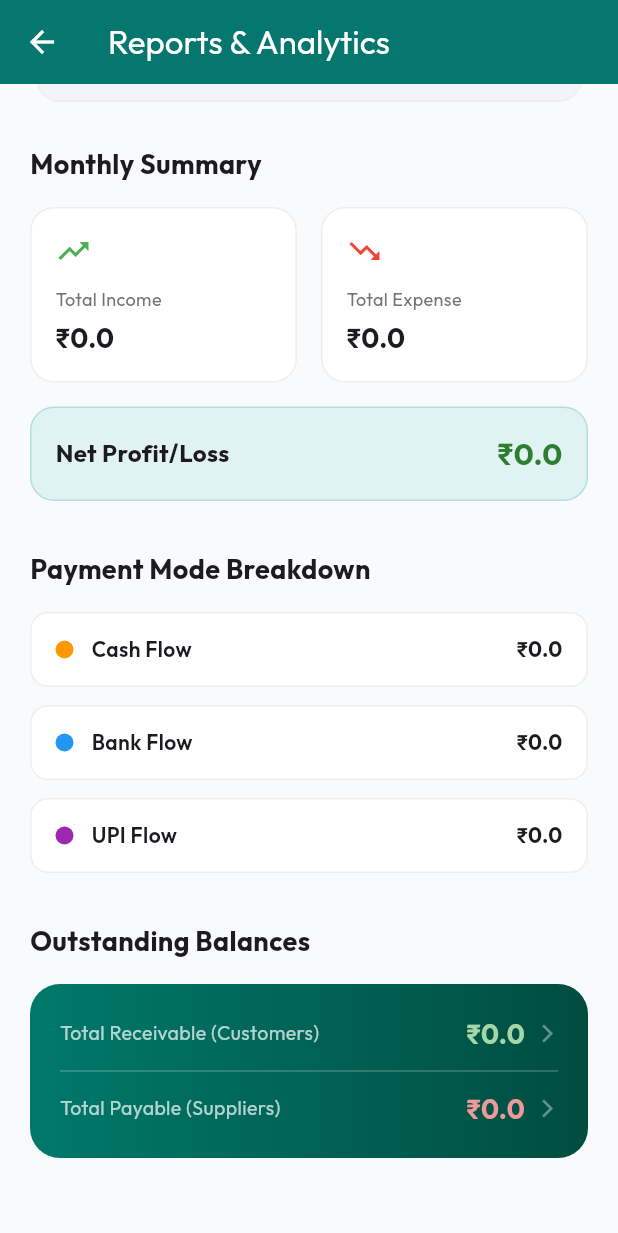
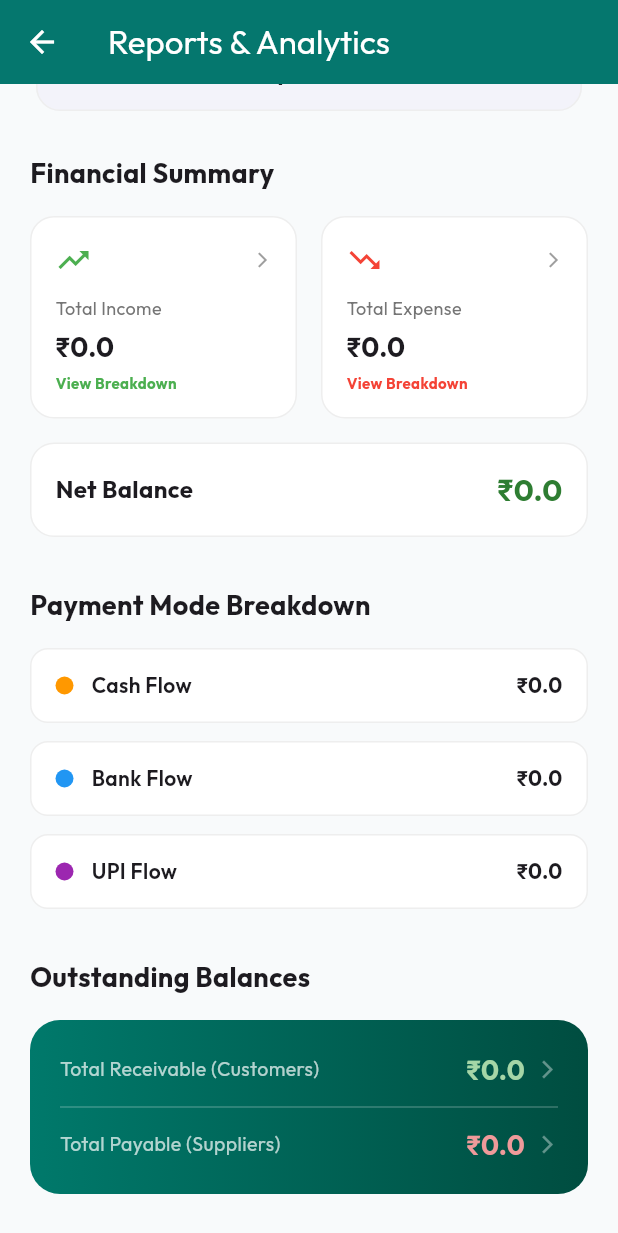
Before and after one commit to amjedali30/flowPay, a Flutter app: the ReportsScreen screen opened directly, scrolled down 76 dp, on a phone screen of 412 x 824 dp. Shown: the top 1233 px of the screen. Run offline on Flutter 3.47's test engine with Material 3 defaults, Android fonts, the phone set to English and light mode, and no system bars; our stand-ins replace cloud_firestore, firebase_core, freezed_annotation, google_fonts; accounts and stored records are empty.

Commit message:
feat: add category-based income and expense breakdown screens with date range filtering support

```diff
--- a/lib/features/credit_bills/providers/transaction_provider.dart
+++ b/lib/features/credit_bills/providers/transaction_provider.dart
@@ -111,10 +111,50 @@ class TransactionProvider with ChangeNotifier {
 
   // Reports
   Map<String, double> getMonthlyReport(int month, int year) {
-    final filtered = _transactions.where((tx) => tx.date.month == month && tx.date.year == year);
+    final filtered = _transactions
+        .where((tx) => tx.date.month == month && tx.date.year == year);
     return {
-      'income': filtered.where((tx) => tx.type == TransactionType.IN).fold(0.0, (s, tx) => s + tx.paidAmount),
-      'expense': filtered.where((tx) => tx.type == TransactionType.OUT).fold(0.0, (s, tx) => s + tx.paidAmount),
+      'income': filtered
+          .where((tx) => tx.type == TransactionType.IN)
+          .fold(0.0, (s, tx) => s + tx.paidAmount),
+      'expense': filtered
+          .where((tx) => tx.type == TransactionType.OUT)
+          .fold(0.0, (s, tx) => s + tx.paidAmount),
     };
   }
+
+  Map<String, double> getReportByRange(DateTime start, DateTime end) {
+    // Normalize dates to start and end of day
+    final s = DateTime(start.year, start.month, start.day);
+    final e = DateTime(end.year, end.month, end.day, 23, 59, 59);
+
+    final filtered = _transactions
+        .where((tx) => tx.date.isAfter(s.subtract(const Duration(seconds: 1))) &&
+                      tx.date.isBefore(e.add(const Duration(seconds: 1))));
+    return {
+      'income': filtered
+          .where((tx) => tx.type == TransactionType.IN)
+          .fold(0.0, (sum, tx) => sum + tx.paidAmount),
+      'expense': filtered
+          .where((tx) => tx.type == TransactionType.OUT)
+          .fold(0.0, (sum, tx) => sum + tx.paidAmount),
+    };
+  }
+
+  Map<TransactionCategory, double> getCategoryBreakdown(
+      TransactionType type, DateTime start, DateTime end) {
+    final s = DateTime(start.year, start.month, start.day);
+    final e = DateTime(end.year, end.month, end.day, 23, 59, 59);
+
+    final filtered = _transactions.where((tx) =>
+        tx.type == type &&
+        tx.date.isAfter(s.subtract(const Duration(seconds: 1))) &&
+        tx.date.isBefore(e.add(const Duration(seconds: 1))));
+
+    Map<TransactionCategory, double> breakdown = {};
+    for (var tx in filtered) {
+      breakdown[tx.category] = (breakdown[tx.category] ?? 0.0) + tx.paidAmount;
+    }
+    return breakdown;
+  }
 }
--- a/lib/features/credit_bills/screens/reports_screen.dart
+++ b/lib/features/credit_bills/screens/reports_screen.dart
@@ -4,6 +4,8 @@ import 'package:intl/intl.dart';
 import '../providers/transaction_provider.dart';
 import '../providers/customer_provider.dart';
 import '../providers/supplier_provider.dart';
+import 'income_breakdown_screen.dart';
+import 'expense_breakdown_screen.dart';
 import 'customer_list_screen.dart';
 import 'supplier_list_screen.dart';
 
@@ -15,8 +17,8 @@ class ReportsScreen extends StatefulWidget {
 }
 
 class _ReportsScreenState extends State<ReportsScreen> {
-  int _selectedMonth = DateTime.now().month;
-  int _selectedYear = DateTime.now().year;
+  DateTime _startDate = DateTime.now().subtract(const Duration(days: 30));
+  DateTime _endDate = DateTime.now();
 
   @override
   Widget build(BuildContext context) {
@@ -24,10 +26,9 @@ class _ReportsScreenState extends State<ReportsScreen> {
     final customerProvider = context.watch<CustomerProvider>();
     final supplierProvider = context.watch<SupplierProvider>();
 
-    final report = txProvider.getMonthlyReport(_selectedMonth, _selectedYear);
+    final report = txProvider.getReportByRange(_startDate, _endDate);
     final totalReceivable =
         customerProvider.customers.fold(0.0, (sum, c) => sum + c.balance);
-    print(supplierProvider.suppliers.length);
     final totalPayable =
         supplierProvider.suppliers.fold(0.0, (sum, s) => sum + s.balance);
 
@@ -43,9 +44,9 @@ class _ReportsScreenState extends State<ReportsScreen> {
         child: Column(
           crossAxisAlignment: CrossAxisAlignment.start,
           children: [
-            _buildMonthPicker(),
+            _buildDateRangePicker(),
             const SizedBox(height: 24),
-            _buildMonthlySummary(report['income'] ?? 0, report['expense'] ?? 0),
+            _buildSummary(report['income'] ?? 0, report['expense'] ?? 0),
             const SizedBox(height: 32),
             _buildPaymentBreakdown(txProvider),
             const SizedBox(height: 32),
@@ -57,79 +58,125 @@ class _ReportsScreenState extends State<ReportsScreen> {
     );
   }
 
-  Widget _buildMonthPicker() {
+  Widget _buildDateRangePicker() {
     return Card(
       elevation: 0,
       shape: RoundedRectangleBorder(
           borderRadius: BorderRadius.circular(16),
           side: BorderSide(color: Colors.grey.shade200)),
+      child: InkWell(
+        onTap: _selectDateRange,
+        borderRadius: BorderRadius.circular(16),
         child: Padding(
-        padding: const EdgeInsets.symmetric(horizontal: 16, vertical: 8),
+          padding: const EdgeInsets.symmetric(horizontal: 16, vertical: 16),
           child: Row(
             children: [
               const Icon(Icons.calendar_month, color: Colors.teal),
               const SizedBox(width: 12),
+              Column(
+                crossAxisAlignment: CrossAxisAlignment.start,
+                children: [
+                  const Text('Date Range',
+                      style: TextStyle(color: Colors.grey, fontSize: 12)),
                   Text(
-              '${DateFormat('MMMM').format(DateTime(_selectedYear, _selectedMonth))} $_selectedYear',
-              style: const TextStyle(fontWeight: FontWeight.bold, fontSize: 16),
+                    '${DateFormat('MMM d, yyyy').format(_startDate)} - ${DateFormat('MMM d, yyyy').format(_endDate)}',
+                    style: const TextStyle(
+                        fontWeight: FontWeight.bold, fontSize: 15),
+                  ),
+                ],
               ),
               const Spacer(),
-            IconButton(
-              icon: const Icon(Icons.arrow_back_ios, size: 18),
-              onPressed: () => setState(() {
-                if (_selectedMonth == 1) {
-                  _selectedMonth = 12;
-                  _selectedYear--;
-                } else {
-                  _selectedMonth--;
-                }
-              }),
+              const Icon(Icons.edit, size: 18, color: Colors.grey),
+            ],
           ),
-            IconButton(
-              icon: const Icon(Icons.arrow_forward_ios, size: 18),
-              onPressed: () => setState(() {
-                if (_selectedMonth == 12) {
-                  _selectedMonth = 1;
-                  _selectedYear++;
-                } else {
-                  _selectedMonth++;
-                }
-              }),
-            ),
-          ],
         ),
       ),
     );
   }
 
-  Widget _buildMonthlySummary(double income, double expense) {
+  Future<void> _selectDateRange() async {
+    final initialRange = DateTimeRange(start: _startDate, end: _endDate);
+    final newRange = await showDateRangePicker(
+      context: context,
+      initialDateRange: initialRange,
+      firstDate: DateTime(2020),
+      lastDate: DateTime.now().add(const Duration(days: 365)),
+      builder: (context, child) {
+        return Theme(
+          data: Theme.of(context).copyWith(
+            colorScheme: ColorScheme.light(
+              primary: Colors.teal.shade700,
+              onPrimary: Colors.white,
+              onSurface: Colors.black,
+            ),
+          ),
+          child: child!,
+        );
+      },
+    );
+
+    if (newRange != null) {
+      setState(() {
+        _startDate = newRange.start;
+        _endDate = newRange.end;
+      });
+    }
+  }
+
+  Widget _buildSummary(double income, double expense) {
     return Column(
       crossAxisAlignment: CrossAxisAlignment.start,
       children: [
-        const Text('Monthly Summary',
+        const Text('Financial Summary',
             style: TextStyle(fontSize: 18, fontWeight: FontWeight.bold)),
         const SizedBox(height: 16),
         Row(
           children: [
-            _buildStatCard('Total Income', '₹${income.toStringAsFixed(1)}',
-                Colors.green, Icons.trending_up),
+            _buildStatCardWithAction(
+              'Total Income',
+              '₹${income.toStringAsFixed(1)}',
+              Colors.green,
+              Icons.trending_up,
+              () => Navigator.push(
+                context,
+                MaterialPageRoute(
+                  builder: (_) => IncomeBreakdownScreen(
+                    startDate: _startDate,
+                    endDate: _endDate,
+                  ),
+                ),
+              ),
+            ),
             const SizedBox(width: 16),
-            _buildStatCard('Total Expense', '₹${expense.toStringAsFixed(1)}',
-                Colors.red, Icons.trending_down),
+            _buildStatCardWithAction(
+              'Total Expense',
+              '₹${expense.toStringAsFixed(1)}',
+              Colors.red,
+              Icons.trending_down,
+              () => Navigator.push(
+                context,
+                MaterialPageRoute(
+                  builder: (_) => ExpenseBreakdownScreen(
+                    startDate: _startDate,
+                    endDate: _endDate,
+                  ),
+                ),
+              ),
+            ),
           ],
         ),
         const SizedBox(height: 16),
         Container(
           padding: const EdgeInsets.all(16),
           decoration: BoxDecoration(
-            color: Colors.teal.shade50,
+            color: Colors.white,
             borderRadius: BorderRadius.circular(16),
-            border: Border.all(color: Colors.teal.shade100),
+            border: Border.all(color: Colors.grey.shade200),
           ),
           child: Row(
             mainAxisAlignment: MainAxisAlignment.spaceBetween,
             children: [
-              const Text('Net Profit/Loss',
+              const Text('Net Balance',
                   style: TextStyle(fontWeight: FontWeight.bold, fontSize: 16)),
               Text(
                 '₹${(income - expense).toStringAsFixed(1)}',
@@ -148,28 +195,48 @@ class _ReportsScreenState extends State<ReportsScreen> {
     );
   }
 
-  Widget _buildStatCard(
-      String label, String amount, Color color, IconData icon) {
+  Widget _buildStatCardWithAction(String label, String amount, Color color,
+      IconData icon, VoidCallback onTap) {
     return Expanded(
       child: Container(
-        padding: const EdgeInsets.all(16),
         decoration: BoxDecoration(
           color: Colors.white,
           borderRadius: BorderRadius.circular(16),
           border: Border.all(color: Colors.grey.shade200),
         ),
+        child: Material(
+          color: Colors.transparent,
+          child: InkWell(
+            onTap: onTap,
+            borderRadius: BorderRadius.circular(16),
+            child: Padding(
+              padding: const EdgeInsets.all(16),
               child: Column(
                 crossAxisAlignment: CrossAxisAlignment.start,
                 children: [
+                  Row(
+                    mainAxisAlignment: MainAxisAlignment.spaceBetween,
+                    children: [
                       Icon(icon, color: color, size: 24),
+                      const Icon(Icons.arrow_forward_ios,
+                          size: 12, color: Colors.grey),
+                    ],
+                  ),
                   const SizedBox(height: 12),
                   Text(label,
-                style: TextStyle(color: Colors.grey.shade600, fontSize: 12)),
+                      style:
+                          TextStyle(color: Colors.grey.shade600, fontSize: 12)),
                   const SizedBox(height: 4),
                   Text(amount,
-                style:
-                    const TextStyle(fontWeight: FontWeight.bold, fontSize: 18)),
+                      style: const TextStyle(
+                          fontWeight: FontWeight.bold, fontSize: 18)),
+                  const SizedBox(height: 4),
+                  Text('View Breakdown',
+                      style: TextStyle(color: color, fontSize: 10, fontWeight: FontWeight.bold)),
                 ],
+              ),
+            ),
+          ),
         ),
       ),
     );
```
Also changed, not shown: lib/features/credit_bills/screens/expense_breakdown_screen.dart (added, +107 -0 lines), lib/features/credit_bills/screens/income_breakdown_screen.dart (added, +107 -0 lines). Lines whose indentation alone changed are shown as unchanged.
